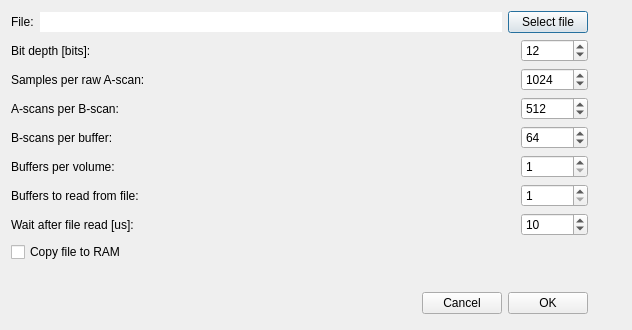
Old version of the form octproz_project/octproz_plugins/octproz_virtual_oct_system/src/virtualoctsystemsettingsdialog.ui in the repository spectralcode/OCTproZ.
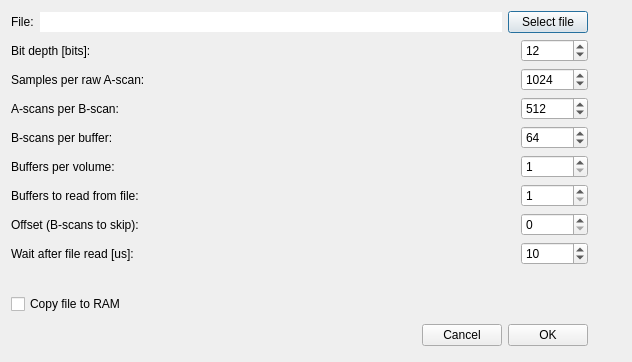
New version of the form. Icons and pictures are not drawn.

Commit message: added offset option to skip a user-defined number of B-scans in file

```diff
--- a/octproz_project/octproz_plugins/octproz_virtual_oct_system/src/virtualoctsystemsettingsdialog.ui
+++ b/octproz_project/octproz_plugins/octproz_virtual_oct_system/src/virtualoctsystemsettingsdialog.ui
@@ -7,7 +7,7 @@
     <x>0</x>
     <y>0</y>
     <width>632</width>
-    <height>330</height>
+    <height>362</height>
    </rect>
   </property>
   <property name="sizePolicy">
@@ -19,7 +19,7 @@
   <property name="windowTitle">
    <string>Dialog</string>
   </property>
-  <layout class="QHBoxLayout" name="horizontalLayout_9">
+  <layout class="QHBoxLayout" name="horizontalLayout_10">
    <item>
     <layout class="QVBoxLayout" name="verticalLayout">
      <item>
@@ -314,6 +314,49 @@
        </item>
       </layout>
      </item>
+     <item>
+      <layout class="QHBoxLayout" name="horizontalLayout_9">
+       <item>
+        <widget class="QLabel" name="label_10">
+         <property name="text">
+          <string>Offset (B-scans to skip):</string>
+         </property>
+        </widget>
+       </item>
+       <item>
+        <spacer name="spacer_8">
+         <property name="orientation">
+          <enum>Qt::Horizontal</enum>
+         </property>
+         <property name="sizeHint" stdset="0">
+          <size>
+           <width>38</width>
+           <height>13</height>
+          </size>
+         </property>
+        </spacer>
+       </item>
+       <item>
+        <widget class="QSpinBox" name="spinBox_bscanOffset">
+         <property name="toolTip">
+          <string>&lt;html&gt;&lt;head/&gt;&lt;body&gt;&lt;p&gt;Number of buffers that should be read from file.&lt;/p&gt;&lt;/body&gt;&lt;/html&gt;</string>
+         </property>
+         <property name="whatsThis">
+          <string>Number of buffers that should be read from file. Typically this value is the same as &quot;buffers per volume&quot; or an integer multiple of it.</string>
+         </property>
+         <property name="minimum">
+          <number>0</number>
+         </property>
+         <property name="maximum">
+          <number>10000000</number>
+         </property>
+         <property name="value">
+          <number>0</number>
+         </property>
+        </widget>
+       </item>
+      </layout>
+     </item>
      <item>
       <layout class="QHBoxLayout" name="horizontalLayout_5">
        <item>
@@ -354,19 +397,6 @@
        </item>
       </layout>
      </item>
-     <item>
-      <widget class="QCheckBox" name="checkBox_copyFileToRam">
-       <property name="toolTip">
-        <string>&lt;html&gt;&lt;head/&gt;&lt;body&gt;&lt;p&gt;Copy entire raw file to RAM to speed up data transfer to OCTproZ. For very large files this should be disabled. This option only has an effect if buffers to read from file is greater than two.  &lt;/p&gt;&lt;/body&gt;&lt;/html&gt;</string>
-       </property>
-       <property name="whatsThis">
-        <string>Copy entire raw file to RAM to speed up data transfer to OCTproZ. For very large files this should be disabled. This option only has an effect if buffers to read from file is greater than two. </string>
-       </property>
-       <property name="text">
-        <string>Copy file to RAM</string>
-       </property>
-      </widget>
-     </item>
      <item>
       <spacer name="verticalSpacer">
        <property name="orientation">
@@ -375,11 +405,24 @@
        <property name="sizeHint" stdset="0">
         <size>
          <width>20</width>
-         <height>10</height>
+         <height>13</height>
         </size>
        </property>
       </spacer>
      </item>
+     <item>
+      <widget class="QCheckBox" name="checkBox_copyFileToRam">
+       <property name="toolTip">
+        <string>&lt;html&gt;&lt;head/&gt;&lt;body&gt;&lt;p&gt;Copy entire raw file to RAM to speed up data transfer to OCTproZ. For very large files this should be disabled. This option only has an effect if buffers to read from file is greater than two.  &lt;/p&gt;&lt;/body&gt;&lt;/html&gt;</string>
+       </property>
+       <property name="whatsThis">
+        <string>Copy entire raw file to RAM to speed up data transfer to OCTproZ. For very large files this should be disabled. This option only has an effect if buffers to read from file is greater than two. </string>
+       </property>
+       <property name="text">
+        <string>Copy file to RAM</string>
+       </property>
+      </widget>
+     </item>
      <item>
       <layout class="QHBoxLayout">
        <property name="spacing">
```
The commit also changes 3 other files.
